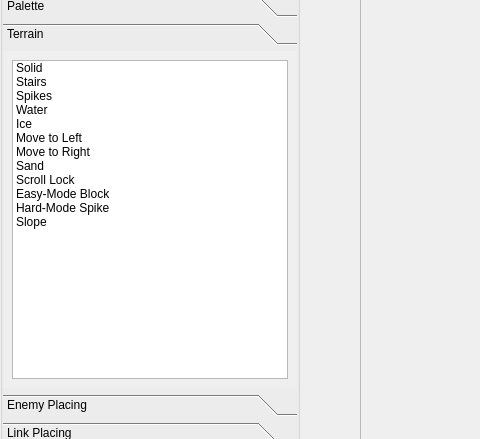
Above: editor/mainwindow_tab/map_tab.ui from protoman/firefly before the change; both pictures show x 0 to 480 and y 432 to 871 of the 1042 by 993 pixel window. Below: the same form after it.
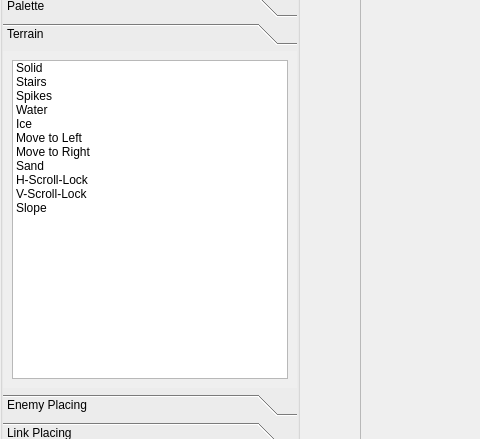
That is the form after the change. The open tabs and pages were chosen to show the change. Icons and pictures are not drawn. Custom widgets are drawn as their Qt base class.

Commit message: - fix transition-map-horizontal (reduce 1 tileset) - fix horizontal scroll-lock not being respected

Diff of the .ui file:
```diff
--- a/editor/mainwindow_tab/map_tab.ui
+++ b/editor/mainwindow_tab/map_tab.ui
@@ -310,7 +310,7 @@
               </item>
               <item>
                <property name="text">
-                <string>Scroll Lock</string>
+                <string>H-Scroll-Lock</string>
                </property>
                <property name="icon">
                 <iconset>
@@ -320,20 +320,12 @@
               </item>
               <item>
                <property name="text">
-                <string>Easy-Mode Block</string>
+                <string>V-Scroll-Lock</string>
                </property>
                <property name="icon">
-                <iconset resource="../resources/icons/icons.qrc">
-                 <normaloff>:/toolbar_icons/draw-polygon.png</normaloff>:/toolbar_icons/draw-polygon.png</iconset>
-               </property>
-              </item>
-              <item>
-               <property name="text">
-                <string>Hard-Mode Spike</string>
-               </property>
-               <property name="icon">
-                <iconset resource="../resources/icons/icons.qrc">
-                 <normaloff>:/toolbar_icons/draw-square-inverted-corners.png</normaloff>:/toolbar_icons/draw-square-inverted-corners.png</iconset>
+                <iconset>
+                 <normalon>:/toolbar_icons/v_scroll_lock.png</normalon>
+                </iconset>
                </property>
               </item>
               <item>
```
Left out of the diff: 3 changed lines with no effect on the pictures. The commit also changes 66 other files.
